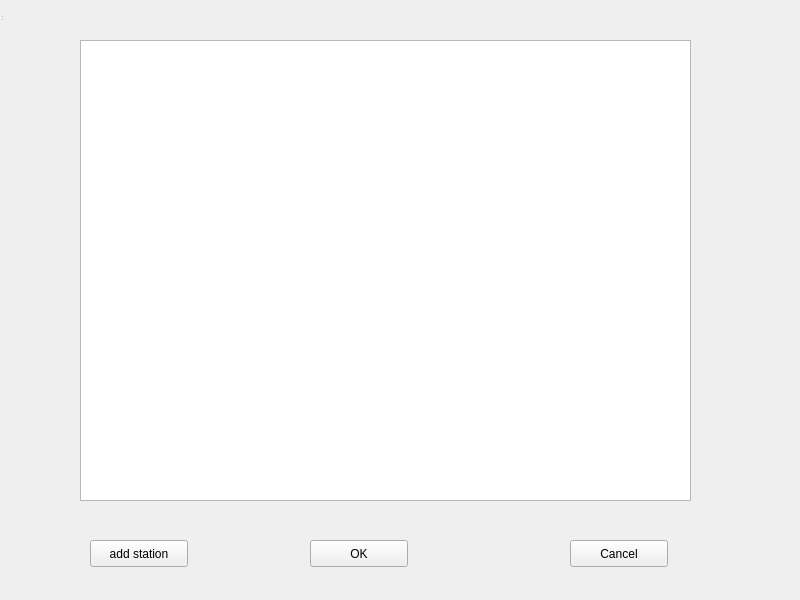
zhangxuran11/TrainLineEdit, file detailinfowin.ui: the form before one commit.
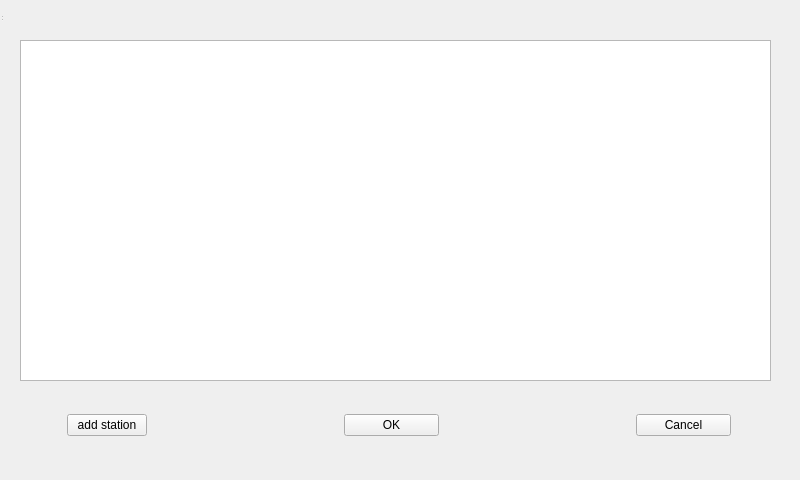
The form after the commit.

```diff
--- a/detailinfowin.ui
+++ b/detailinfowin.ui
@@ -7,51 +7,12 @@
     <x>0</x>
     <y>0</y>
     <width>800</width>
-    <height>600</height>
+    <height>480</height>
    </rect>
   </property>
   <property name="windowTitle">
    <string>MainWindow</string>
   </property>
-  <widget class="QPushButton" name="add_btn">
-   <property name="geometry">
-    <rect>
-     <x>90</x>
-     <y>540</y>
-     <width>98</width>
-     <height>27</height>
-    </rect>
-   </property>
-   <property name="text">
-    <string>add station</string>
-   </property>
-  </widget>
-  <widget class="QPushButton" name="ok_btn">
-   <property name="geometry">
-    <rect>
-     <x>310</x>
-     <y>540</y>
-     <width>98</width>
-     <height>27</height>
-    </rect>
-   </property>
-   <property name="text">
-    <string>OK</string>
-   </property>
-  </widget>
-  <widget class="QPushButton" name="cancel_btn">
-   <property name="geometry">
-    <rect>
-     <x>570</x>
-     <y>540</y>
-     <width>98</width>
-     <height>27</height>
-    </rect>
-   </property>
-   <property name="text">
-    <string>Cancel</string>
-   </property>
-  </widget>
   <widget class="QStatusBar" name="statusBar">
    <property name="geometry">
     <rect>
@@ -65,13 +26,79 @@
   <widget class="QTableView" name="tableView">
    <property name="geometry">
     <rect>
-     <x>80</x>
+     <x>20</x>
      <y>40</y>
-     <width>611</width>
-     <height>461</height>
+     <width>751</width>
+     <height>341</height>
     </rect>
    </property>
   </widget>
+  <widget class="QWidget" name="horizontalLayoutWidget">
+   <property name="geometry">
+    <rect>
+     <x>20</x>
+     <y>400</y>
+     <width>761</width>
+     <height>51</height>
+    </rect>
+   </property>
+   <layout class="QHBoxLayout" name="horizontalLayout">
+    <property name="spacing">
+     <number>150</number>
+    </property>
+    <item>
+     <widget class="QPushButton" name="add_btn">
+      <property name="sizePolicy">
+       <sizepolicy hsizetype="Fixed" vsizetype="Fixed">
+        <horstretch>0</horstretch>
+        <verstretch>0</verstretch>
+       </sizepolicy>
+      </property>
+      <property name="text">
+       <string>add station</string>
+      </property>
+     </widget>
+    </item>
+    <item>
+     <widget class="QPushButton" name="ok_btn">
+      <property name="sizePolicy">
+       <sizepolicy hsizetype="Fixed" vsizetype="Fixed">
+        <horstretch>0</horstretch>
+        <verstretch>0</verstretch>
+       </sizepolicy>
+      </property>
+      <property name="minimumSize">
+       <size>
+        <width>95</width>
+        <height>0</height>
+       </size>
+      </property>
+      <property name="text">
+       <string>OK</string>
+      </property>
+     </widget>
+    </item>
+    <item>
+     <widget class="QPushButton" name="cancel_btn">
+      <property name="sizePolicy">
+       <sizepolicy hsizetype="Fixed" vsizetype="Fixed">
+        <horstretch>0</horstretch>
+        <verstretch>0</verstretch>
+       </sizepolicy>
+      </property>
+      <property name="minimumSize">
+       <size>
+        <width>95</width>
+        <height>0</height>
+       </size>
+      </property>
+      <property name="text">
+       <string>Cancel</string>
+      </property>
+     </widget>
+    </item>
+   </layout>
+  </widget>
  </widget>
  <resources/>
  <connections/>
```
